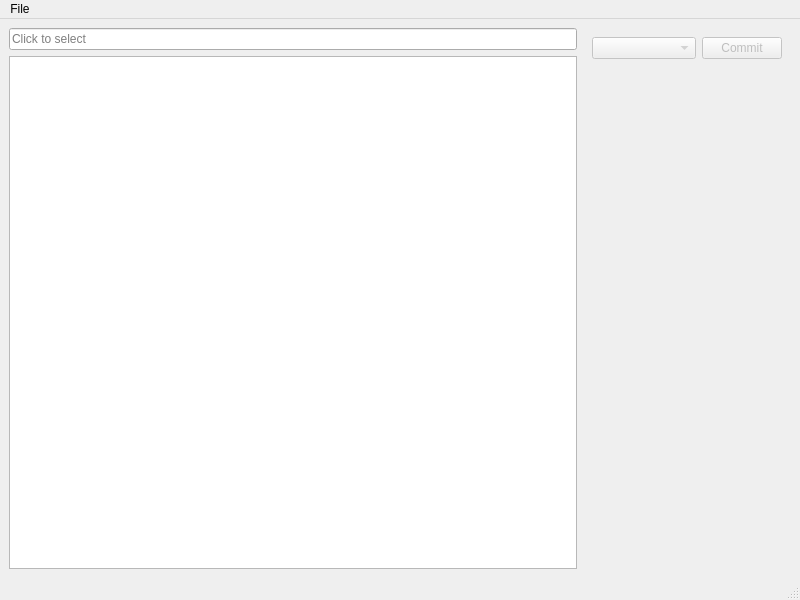
The window that DDDAedit.ui (mcondarelli/DDDAedit) describes before a commit, drawn with Qt 5.
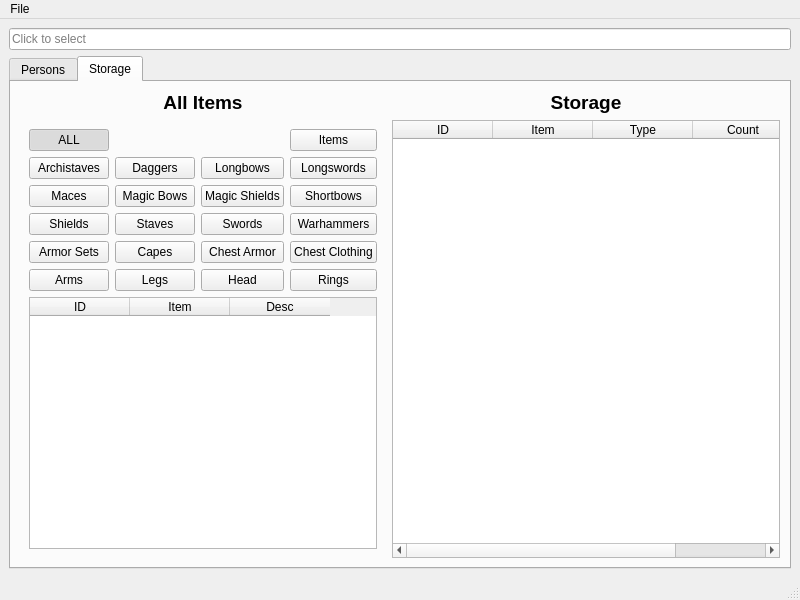
The same window after the commit. Icons and pictures are not drawn. Custom widgets are drawn as their Qt base class.

Commit message: Start of Storage handling.

Diff of the .ui file:
```diff
--- a/DDDAedit.ui
+++ b/DDDAedit.ui
@@ -15,29 +15,6 @@
   </property>
   <widget class="QWidget" name="centralwidget">
    <layout class="QGridLayout" name="gridLayout">
-    <item row="2" column="0" rowspan="3">
-     <widget class="QPlainTextEdit" name="xml">
-      <property name="undoRedoEnabled">
-       <bool>false</bool>
-      </property>
-      <property name="readOnly">
-       <bool>true</bool>
-      </property>
-     </widget>
-    </item>
-    <item row="4" column="1">
-     <spacer name="verticalSpacer">
-      <property name="orientation">
-       <enum>Qt::Vertical</enum>
-      </property>
-      <property name="sizeHint" stdset="0">
-       <size>
-        <width>20</width>
-        <height>40</height>
-       </size>
-      </property>
-     </spacer>
-    </item>
     <item row="1" column="0">
      <widget class="QLineEdit" name="dddasav">
       <property name="placeholderText">
@@ -45,72 +22,461 @@
       </property>
      </widget>
     </item>
-    <item row="1" column="1" rowspan="3">
-     <widget class="QWidget" name="main" native="true">
-      <property name="enabled">
-       <bool>false</bool>
+    <item row="2" column="0">
+     <widget class="QTabWidget" name="main">
+      <property name="currentIndex">
+       <number>1</number>
       </property>
-      <property name="minimumSize">
-       <size>
-        <width>0</width>
-        <height>0</height>
-       </size>
-      </property>
-      <layout class="QGridLayout" name="gridLayout_2">
-       <item row="0" column="0">
-        <widget class="QComboBox" name="pers">
-         <property name="currentText">
-          <string/>
-         </property>
-         <property name="currentIndex">
-          <number>-1</number>
-         </property>
-         <property name="placeholderText">
-          <string>Select person</string>
-         </property>
-         <item>
-          <property name="text">
-           <string>Player</string>
+      <widget class="QWidget" name="tab_persons">
+       <attribute name="title">
+        <string>Persons</string>
+       </attribute>
+       <layout class="QGridLayout" name="gridLayout_3">
+        <item row="0" column="0">
+         <widget class="QComboBox" name="pers">
+          <property name="currentText">
+           <string/>
           </property>
-         </item>
-         <item>
+          <property name="currentIndex">
+           <number>-1</number>
+          </property>
+          <property name="placeholderText">
+           <string>Select person</string>
+          </property>
+          <item>
+           <property name="text">
+            <string>Player</string>
+           </property>
+          </item>
+          <item>
+           <property name="text">
+            <string>Main Pawn</string>
+           </property>
+          </item>
+          <item>
+           <property name="text">
+            <string>Pawn A</string>
+           </property>
+          </item>
+          <item>
+           <property name="text">
+            <string>Pawn B</string>
+           </property>
+          </item>
+         </widget>
+        </item>
+        <item row="0" column="1">
+         <widget class="QPushButton" name="pers_commit">
+          <property name="enabled">
+           <bool>true</bool>
+          </property>
           <property name="text">
            <string>Main Pawn</string>
           </property>
-         </item>
-         <item>
+         </widget>
+        </item>
+        <item row="0" column="2">
+         <spacer name="horizontalSpacer">
+          <property name="orientation">
+           <enum>Qt::Horizontal</enum>
+          </property>
+          <property name="sizeHint" stdset="0">
+           <size>
+            <width>40</width>
+            <height>20</height>
+           </size>
+          </property>
+         </spacer>
+        </item>
+        <item row="1" column="0" colspan="3">
+         <widget class="Pers" name="vocations" native="true">
+          <property name="minimumSize">
+           <size>
+            <width>0</width>
+            <height>100</height>
+           </size>
+          </property>
+         </widget>
+        </item>
+       </layout>
+      </widget>
+      <widget class="QWidget" name="tab_storage">
+       <attribute name="title">
+        <string>Storage</string>
+       </attribute>
+       <layout class="QGridLayout" name="gridLayout_2">
+        <item row="1" column="1">
+         <widget class="QTableWidget" name="storage">
+          <column>
+           <property name="text">
+            <string>ID</string>
+           </property>
+          </column>
+          <column>
+           <property name="text">
+            <string>Item</string>
+           </property>
+          </column>
+          <column>
+           <property name="text">
+            <string>Type</string>
+           </property>
+          </column>
+          <column>
+           <property name="text">
+            <string>Count</string>
+           </property>
+          </column>
+         </widget>
+        </item>
+        <item row="0" column="1">
+         <widget class="QLabel" name="label_2">
+          <property name="font">
+           <font>
+            <pointsize>14</pointsize>
+            <bold>true</bold>
+           </font>
+          </property>
           <property name="text">
-           <string>Pawn A</string>
+           <string>Storage</string>
           </property>
-         </item>
-         <item>
+          <property name="alignment">
+           <set>Qt::AlignCenter</set>
+          </property>
+         </widget>
+        </item>
+        <item row="0" column="0">
+         <widget class="QLabel" name="label">
+          <property name="font">
+           <font>
+            <pointsize>14</pointsize>
+            <bold>true</bold>
+           </font>
+          </property>
           <property name="text">
-           <string>Pawn B</string>
+           <string>All Items</string>
           </property>
-         </item>
-        </widget>
-       </item>
-       <item row="0" column="1" colspan="2">
-        <widget class="QPushButton" name="pers_commit">
-         <property name="enabled">
-          <bool>false</bool>
-         </property>
-         <property name="text">
-          <string>Commit</string>
-         </property>
-        </widget>
-       </item>
-       <item row="1" column="0" colspan="3">
-        <widget class="Pers" name="vocations" native="true">
-         <property name="minimumSize">
-          <size>
-           <width>0</width>
-           <height>100</height>
-          </size>
-         </property>
-        </widget>
-       </item>
-      </layout>
+          <property name="alignment">
+           <set>Qt::AlignCenter</set>
+          </property>
+         </widget>
+        </item>
+        <item row="1" column="0">
+         <widget class="QWidget" name="widget" native="true">
+          <layout class="QGridLayout" name="gridLayout_4">
+           <item row="1" column="2">
+            <widget class="QPushButton" name="b_daggers">
+             <property name="text">
+              <string>Daggers</string>
+             </property>
+             <property name="checkable">
+              <bool>true</bool>
+             </property>
+             <property name="autoExclusive">
+              <bool>true</bool>
+             </property>
+            </widget>
+           </item>
+           <item row="7" column="1" colspan="4">
+            <widget class="QTableWidget" name="items">
+             <column>
+              <property name="text">
+               <string>ID</string>
+              </property>
+             </column>
+             <column>
+              <property name="text">
+               <string>Item</string>
+              </property>
+             </column>
+             <column>
+              <property name="text">
+               <string>Desc</string>
+              </property>
+             </column>
+            </widget>
+           </item>
+           <item row="0" column="1">
+            <widget class="QPushButton" name="b_all">
+             <property name="text">
+              <string>ALL</string>
+             </property>
+             <property name="checkable">
+              <bool>true</bool>
+             </property>
+             <property name="checked">
+              <bool>true</bool>
+             </property>
+             <property name="autoExclusive">
+              <bool>true</bool>
+             </property>
+            </widget>
+           </item>
+           <item row="1" column="4">
+            <widget class="QPushButton" name="b_lswords">
+             <property name="text">
+              <string>Longswords</string>
+             </property>
+             <property name="checkable">
+              <bool>true</bool>
+             </property>
+             <property name="autoExclusive">
+              <bool>true</bool>
+             </property>
+            </widget>
+           </item>
+           <item row="1" column="1">
+            <widget class="QPushButton" name="b_astaves">
+             <property name="text">
+              <string>Archistaves</string>
+             </property>
+             <property name="checkable">
+              <bool>true</bool>
+             </property>
+             <property name="autoExclusive">
+              <bool>true</bool>
+             </property>
+            </widget>
+           </item>
+           <item row="1" column="3">
+            <widget class="QPushButton" name="b_lbows">
+             <property name="text">
+              <string>Longbows</string>
+             </property>
+             <property name="checkable">
+              <bool>true</bool>
+             </property>
+             <property name="autoExclusive">
+              <bool>true</bool>
+             </property>
+            </widget>
+           </item>
+           <item row="4" column="1">
+            <widget class="QPushButton" name="b_asets">
+             <property name="text">
+              <string>Armor Sets</string>
+             </property>
+             <property name="checkable">
+              <bool>true</bool>
+             </property>
+             <property name="autoExclusive">
+              <bool>true</bool>
+             </property>
+            </widget>
+           </item>
+           <item row="4" column="2">
+            <widget class="QPushButton" name="b_capes">
+             <property name="text">
+              <string>Capes</string>
+             </property>
+             <property name="checkable">
+              <bool>true</bool>
+             </property>
+             <property name="autoExclusive">
+              <bool>true</bool>
+             </property>
+            </widget>
+           </item>
+           <item row="4" column="3">
+            <widget class="QPushButton" name="b_achest">
+             <property name="text">
+              <string>Chest Armor</string>
+             </property>
+             <property name="checkable">
+              <bool>true</bool>
+             </property>
+             <property name="autoExclusive">
+              <bool>true</bool>
+             </property>
+            </widget>
+           </item>
+           <item row="4" column="4">
+            <widget class="QPushButton" name="b_cchest">
+             <property name="text">
+              <string>Chest Clothing</string>
+             </property>
+             <property name="checkable">
+              <bool>true</bool>
+             </property>
+             <property name="autoExclusive">
+              <bool>true</bool>
+             </property>
+            </widget>
+           </item>
+           <item row="5" column="4">
+            <widget class="QPushButton" name="b_rings">
+             <property name="text">
+              <string>Rings</string>
+             </property>
+             <property name="checkable">
+              <bool>true</bool>
+             </property>
+             <property name="autoExclusive">
+              <bool>true</bool>
+             </property>
+            </widget>
+           </item>
+           <item row="5" column="3">
+            <widget class="QPushButton" name="b_head">
+             <property name="text">
+              <string>Head</string>
+             </property>
+             <property name="checkable">
+              <bool>true</bool>
+             </property>
+             <property name="autoExclusive">
+              <bool>true</bool>
+             </property>
+            </widget>
+           </item>
+           <item row="5" column="2">
+            <widget class="QPushButton" name="b_legs">
+             <property name="text">
+              <string>Legs</string>
+             </property>
+             <property name="checkable">
+              <bool>true</bool>
+             </property>
+             <property name="autoExclusive">
+              <bool>true</bool>
+             </property>
+            </widget>
+           </item>
+           <item row="5" column="1">
+            <widget class="QPushButton" name="b_arms">
+             <property name="text">
+              <string>Arms</string>
+             </property>
+             <property name="checkable">
+              <bool>true</bool>
+             </property>
+             <property name="autoExclusive">
+              <bool>true</bool>
+             </property>
+            </widget>
+           </item>
+           <item row="2" column="1">
+            <widget class="QPushButton" name="b_maces">
+             <property name="text">
+              <string>Maces</string>
+             </property>
+             <property name="checkable">
+              <bool>true</bool>
+             </property>
+             <property name="autoExclusive">
+              <bool>true</bool>
+             </property>
+            </widget>
+           </item>
+           <item row="2" column="2">
+            <widget class="QPushButton" name="b_mbows">
+             <property name="text">
+              <string>Magic Bows</string>
+             </property>
+             <property name="checkable">
+              <bool>true</bool>
+             </property>
+             <property name="autoExclusive">
+              <bool>true</bool>
+             </property>
+            </widget>
+           </item>
+           <item row="2" column="3">
+            <widget class="QPushButton" name="b_mshields">
+             <property name="text">
+              <string>Magic Shields</string>
+             </property>
+             <property name="checkable">
+              <bool>true</bool>
+             </property>
+             <property name="autoExclusive">
+              <bool>true</bool>
+             </property>
+            </widget>
+           </item>
+           <item row="2" column="4">
+            <widget class="QPushButton" name="b_sbows">
+             <property name="text">
+              <string>Shortbows</string>
+             </property>
+             <property name="checkable">
+              <bool>true</bool>
+             </property>
+             <property name="autoExclusive">
+              <bool>true</bool>
+             </property>
+            </widget>
+           </item>
+           <item row="3" column="1">
+            <widget class="QPushButton" name="b_shields">
+             <property name="text">
+              <string>Shields</string>
+             </property>
+             <property name="checkable">
+              <bool>true</bool>
+             </property>
+             <property name="autoExclusive">
+              <bool>true</bool>
+             </property>
+            </widget>
+           </item>
+           <item row="0" column="4">
+            <widget class="QPushButton" name="b_items">
+             <property name="text">
+              <string>Items</string>
+             </property>
+             <property name="checkable">
+              <bool>true</bool>
+             </property>
+             <property name="autoExclusive">
+              <bool>true</bool>
+             </property>
+            </widget>
+           </item>
+           <item row="3" column="4">
+            <widget class="QPushButton" name="b_hammers">
+             <property name="text">
+              <string>Warhammers</string>
+             </property>
+             <property name="checkable">
+              <bool>true</bool>
+             </property>
+             <property name="autoExclusive">
+              <bool>true</bool>
+             </property>
+            </widget>
+           </item>
+           <item row="3" column="3">
+            <widget class="QPushButton" name="b_swords">
+             <property name="text">
+              <string>Swords</string>
+             </property>
+             <property name="checkable">
+              <bool>true</bool>
+             </property>
+             <property name="autoExclusive">
+              <bool>true</bool>
+             </property>
+            </widget>
+           </item>
+           <item row="3" column="2">
+            <widget class="QPushButton" name="b_staves">
+             <property name="text">
+              <string>Staves</string>
+             </property>
+             <property name="checkable">
+              <bool>true</bool>
+             </property>
+             <property name="autoExclusive">
+              <bool>true</bool>
+             </property>
+            </widget>
+           </item>
+          </layout>
+         </widget>
+        </item>
+       </layout>
+      </widget>
      </widget>
     </item>
    </layout>
```
Left out of the diff: 2 changed lines with no effect on the pictures. The commit also changes 7 other files.
